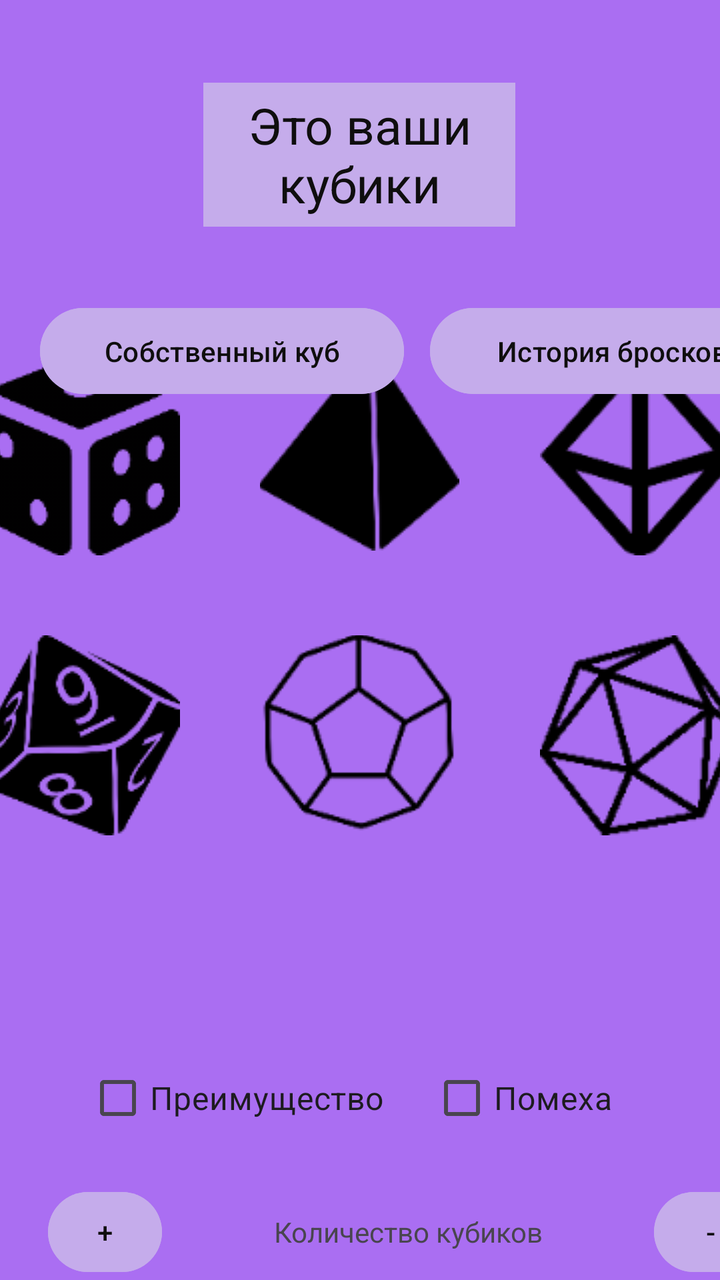
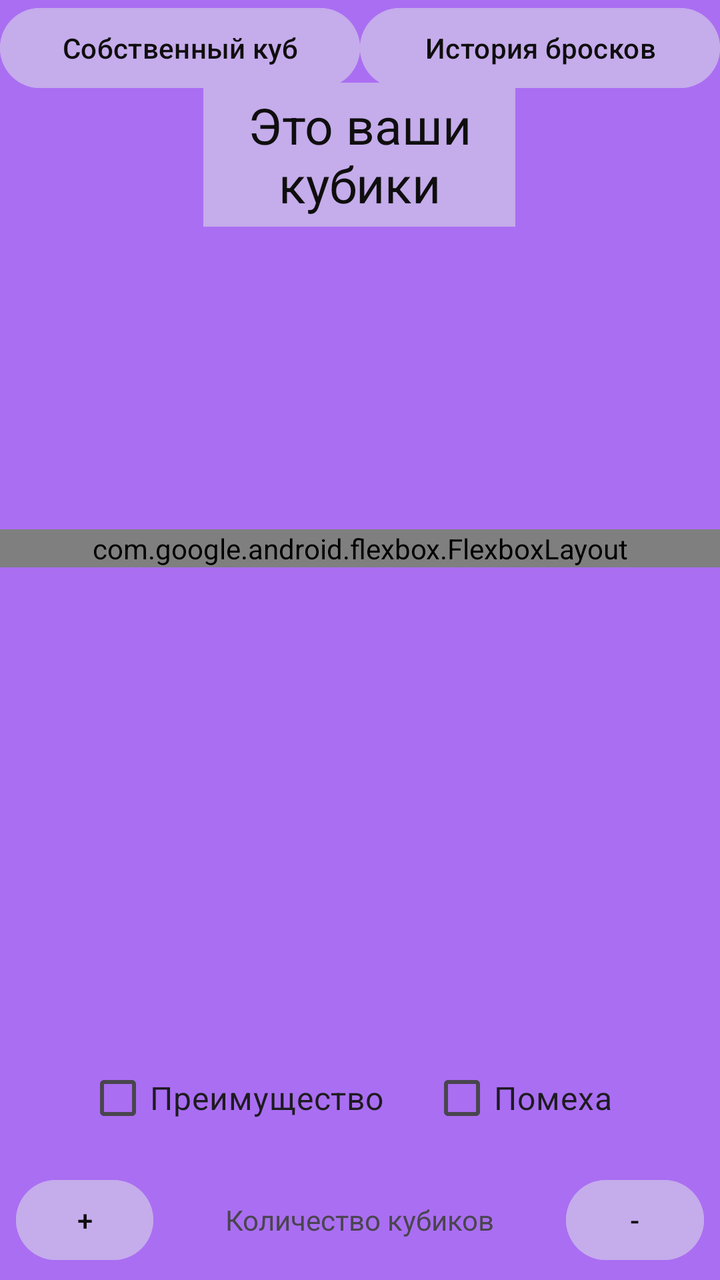

An Android layout rendered at two revisions. The XML below is the earlier revision; the diff shows what the commit changed to produce the second picture.
<!-- AndroidManifest.xml: application theme Theme.DicePool -->
<!-- res/layout/activity_main.xml -->
<?xml version="1.0" encoding="utf-8"?>
<androidx.constraintlayout.widget.ConstraintLayout xmlns:android="http://schemas.android.com/apk/res/android"
    xmlns:app="http://schemas.android.com/apk/res-auto"
    xmlns:tools="http://schemas.android.com/tools"
    android:id="@+id/main"
    android:layout_width="match_parent"
    android:layout_height="match_parent"
    android:background="#D8611616"
    android:backgroundTint="#9B56F0"
    tools:context=".MainActivity">

    <TextView
        android:id="@+id/textView"
        android:layout_width="156dp"
        android:layout_height="72dp"
        android:background="#C5ACEB"
        android:gravity="center"
        android:text="Это ваши кубики"
        android:textColor="#0F0E0E"
        android:textColorHighlight="#662DEB"
        android:textColorHint="#662DEB"
        android:textColorLink="#662DEB"
        android:textSize="25dp"
        app:layout_constraintBottom_toBottomOf="parent"
        app:layout_constraintEnd_toEndOf="parent"
        app:layout_constraintHorizontal_bias="0.498"
        app:layout_constraintStart_toStartOf="parent"
        app:layout_constraintTop_toTopOf="parent"
        app:layout_constraintVertical_bias="0.073" />

    <LinearLayout
        android:layout_width="match_parent"
        android:layout_height="wrap_content"
        android:layout_marginTop="20dp"
        android:layout_marginBottom="4dp"
        android:gravity="center"
        android:orientation="vertical"
        app:layout_constraintBottom_toBottomOf="parent"
        app:layout_constraintEnd_toEndOf="parent"
        app:layout_constraintTop_toTopOf="parent"
        app:layout_constraintVertical_bias="0.41">


        <LinearLayout
            android:id="@+id/linearLayout2"
            android:layout_width="398dp"
            android:layout_height="wrap_content"
            android:gravity="center"
            android:orientation="horizontal">

            <ImageButton
                android:id="@+id/D6"
                android:layout_width="100dp"
                android:layout_height="100dp"
                android:layout_margin="20dp"
                android:backgroundTint="#00FFFFFF"
                android:contentDescription="@string/d6"
                android:src="@drawable/d6"
                android:text="@string/d6"
                android:textAlignment="viewStart"
                android:textDirection="locale" />

            <ImageButton
                android:id="@+id/D4"
                style="@android:style/Widget.ImageButton"
                android:layout_width="100dp"
                android:layout_height="100dp"
                android:layout_margin="20dp"
                android:backgroundTint="#008E4747"
                android:contentDescription="@string/d4"
                android:src="@drawable/d4"
                android:textAlignment="textEnd"
                android:textDirection="anyRtl" />

            <ImageButton
                android:id="@+id/D8"
                android:layout_width="100dp"
                android:layout_height="100dp"
                android:layout_margin="20dp"
                android:backgroundTint="#00FFFFFF"
                android:contentDescription="@string/d8"
                android:src="@drawable/d8" />

        </LinearLayout>

        <LinearLayout
            android:id="@+id/linearLayout"
            android:layout_width="wrap_content"
            android:layout_height="wrap_content"
            android:gravity="center"
            android:orientation="horizontal">

            <ImageButton
                android:id="@+id/D10"
                android:layout_width="100dp"
                android:layout_height="100dp"
                android:layout_margin="20dp"
                android:backgroundTint="#00FFFFFF"
                android:contentDescription="@string/d10"
                android:src="@drawable/d10" />

            <ImageButton
                android:id="@+id/D12"
                style="@android:style/Widget.ImageButton"
                android:layout_width="100dp"
                android:layout_height="100dp"
                android:layout_margin="20dp"
                android:backgroundTint="#008E4747"
                android:contentDescription="@string/d12"
                android:src="@drawable/d12" />

            <ImageButton
                android:id="@+id/D20"
                android:layout_width="100dp"
                android:layout_height="100dp"
                android:layout_margin="20dp"
                android:backgroundTint="#00FFFFFF"
                android:contentDescription="@string/d12"
                android:src="@drawable/d20" />

        </LinearLayout>
    </LinearLayout>

    <LinearLayout
        android:id="@+id/linearCheck"
        android:layout_width="wrap_content"
        android:layout_height="wrap_content"
        android:layout_marginStart="150dp"
        android:layout_marginTop="520dp"
        android:layout_marginEnd="140dp"
        android:gravity="center"
        android:orientation="horizontal"
        app:layout_constraintEnd_toEndOf="parent"
        app:layout_constraintStart_toStartOf="parent"
        app:layout_constraintTop_toTopOf="parent"
        tools:ignore="MissingConstraints">

        <CheckBox
            android:id="@+id/Adv"
            android:layout_width="172dp"
            android:layout_height="58dp"
            android:text="Преимущество"
            android:textSize="16sp"
            tools:layout_editor_absoluteX="76dp"
            tools:layout_editor_absoluteY="520dp" />

        <CheckBox
            android:id="@+id/Disadv"
            android:layout_width="112dp"
            android:layout_height="58dp"
            android:gravity="center_vertical"
            android:text="Помеха"
            android:textSize="16sp"
            tools:layout_editor_absoluteX="76dp"
            tools:layout_editor_absoluteY="520dp" />
    </LinearLayout>

    <LinearLayout
        android:layout_width="373dp"
        android:layout_height="52dp"
        android:layout_marginStart="24dp"
        android:layout_marginTop="592dp"
        android:orientation="horizontal"
        app:layout_constraintStart_toStartOf="parent"
        app:layout_constraintTop_toTopOf="parent"
        tools:ignore="MissingConstraints">

        <Button
            android:id="@+id/Plus1"
            android:layout_width="57dp"
            android:layout_height="wrap_content"
            android:backgroundTint="#C5ACEB"
            android:text="@string/plus"
            android:textColor="#0F0E0E" />

        <TextView
            android:id="@+id/cntofdice"
            android:layout_width="246dp"
            android:layout_height="wrap_content"
            android:gravity="center"
            android:text="Количество кубиков" />

        <Button
            android:id="@+id/Minus1"
            android:layout_width="57dp"
            android:layout_height="wrap_content"
            android:layout_gravity="top"
            android:backgroundTint="#C5ACEB"
            android:text="@string/minus"
            android:textColor="#0F0E0E" />
    </LinearLayout>

    <LinearLayout
        android:layout_width="373dp"
        android:layout_height="52dp"
        android:layout_marginStart="22dp"
        android:layout_marginTop="660dp"
        android:orientation="horizontal"
        app:layout_constraintStart_toStartOf="parent"
        app:layout_constraintTop_toTopOf="parent"
        tools:ignore="MissingConstraints">

        <Button
            android:id="@+id/Plus2"
            android:layout_width="57dp"
            android:layout_height="wrap_content"
            android:layout_marginStart="5dp"
            android:backgroundTint="#C5ACEB"
            android:text="@string/plus"
            android:textColor="#0F0E0E" />

        <TextView
            android:id="@+id/moreres"
            android:layout_width="246dp"
            android:layout_height="wrap_content"
            android:gravity="center"
            android:text="Плюс к значению" />

        <Button
            android:id="@+id/Minus2"
            android:layout_width="57dp"
            android:layout_height="wrap_content"
            android:layout_gravity="top"
            android:backgroundTint="#C5ACEB"
            android:text="@string/minus"
            android:textColor="#0F0E0E" />
    </LinearLayout>

    <Button
        android:id="@+id/Custom"
        android:layout_width="182dp"
        android:layout_height="51dp"
        android:layout_gravity="top"
        android:layout_marginStart="20dp"
        android:layout_marginTop="150dp"
        android:backgroundTint="#C5ACEB"
        android:text="Собственный куб"
        android:textColor="#0F0E0E"
        android:textColorLink="#C5ACEB"
        app:iconTint="#C5ACEB"
        app:layout_constraintStart_toStartOf="parent"
        app:layout_constraintTop_toTopOf="parent"
        tools:ignore="MissingConstraints" />

    <Button
        android:id="@+id/button"
        android:layout_width="182dp"
        android:layout_height="51dp"
        android:layout_gravity="top"
        android:layout_marginStart="215dp"
        android:layout_marginTop="150dp"
        android:backgroundTint="#C5ACEB"
        android:onClick="openSecondActivity"
        android:text="История бросков"
        android:textColor="#0F0E0E"
        app:layout_constraintStart_toStartOf="parent"
        app:layout_constraintTop_toTopOf="parent"
        tools:ignore="MissingConstraints" />


</androidx.constraintlayout.widget.ConstraintLayout>
<!-- resources referenced by this layout -->
<resources>
  <!-- drawable d10: png bitmap (drawable, 5410 bytes) -->
  <!-- drawable d12: png bitmap (drawable, 4969 bytes) -->
  <!-- drawable d20: png bitmap (drawable, 5662 bytes) -->
  <!-- drawable d4: png bitmap (drawable, 2991 bytes) -->
  <!-- drawable d6: png bitmap (drawable, 3173 bytes) -->
  <!-- drawable d8: png bitmap (drawable, 3604 bytes) -->
  <string name="d10">D10</string>
  <string name="d12">D12</string>
  <string name="d4">D4</string>
  <string name="d6">D6</string>
  <string name="d8">D8</string>
  <string name="minus">-</string>
  <string name="plus">+</string>
  <style name="Theme.DicePool" parent="Base.Theme.DicePool" />
  <style name="Base.Theme.DicePool" parent="Theme.Material3.DayNight.NoActionBar">
          
          
      </style>
</resources>

<!-- the commit's change to res/layout/activity_main.xml (unified diff, before → after) -->
@@ -41,18 +41,17 @@
         app:layout_constraintVertical_bias="0.41">
 
 
-        <LinearLayout
-            android:id="@+id/linearLayout2"
-            android:layout_width="398dp"
-            android:layout_height="wrap_content"
-            android:gravity="center"
-            android:orientation="horizontal">
+        <com.google.android.flexbox.FlexboxLayout
+            android:layout_width="match_parent"
+            android:layout_height="wrap_content"
+            app:flexWrap="wrap"
+            app:justifyContent="center">
 
             <ImageButton
                 android:id="@+id/D6"
                 android:layout_width="100dp"
                 android:layout_height="100dp"
-                android:layout_margin="20dp"
+                android:layout_margin="10dp"
                 android:backgroundTint="#00FFFFFF"
                 android:contentDescription="@string/d6"
                 android:src="@drawable/d6"
@@ -65,7 +64,7 @@
                 style="@android:style/Widget.ImageButton"
                 android:layout_width="100dp"
                 android:layout_height="100dp"
-                android:layout_margin="20dp"
+                android:layout_margin="10dp"
                 android:backgroundTint="#008E4747"
                 android:contentDescription="@string/d4"
                 android:src="@drawable/d4"
@@ -76,25 +75,15 @@
                 android:id="@+id/D8"
                 android:layout_width="100dp"
                 android:layout_height="100dp"
-                android:layout_margin="20dp"
+                android:layout_margin="10dp"
                 android:backgroundTint="#00FFFFFF"
                 android:contentDescription="@string/d8"
                 android:src="@drawable/d8" />
-
-        </LinearLayout>
-
-        <LinearLayout
-            android:id="@+id/linearLayout"
-            android:layout_width="wrap_content"
-            android:layout_height="wrap_content"
-            android:gravity="center"
-            android:orientation="horizontal">
-
             <ImageButton
                 android:id="@+id/D10"
                 android:layout_width="100dp"
                 android:layout_height="100dp"
-                android:layout_margin="20dp"
+                android:layout_margin="10dp"
                 android:backgroundTint="#00FFFFFF"
                 android:contentDescription="@string/d10"
                 android:src="@drawable/d10" />
@@ -104,7 +93,7 @@
                 style="@android:style/Widget.ImageButton"
                 android:layout_width="100dp"
                 android:layout_height="100dp"
-                android:layout_margin="20dp"
+                android:layout_margin="10dp"
                 android:backgroundTint="#008E4747"
                 android:contentDescription="@string/d12"
                 android:src="@drawable/d12" />
@@ -113,12 +102,12 @@
                 android:id="@+id/D20"
                 android:layout_width="100dp"
                 android:layout_height="100dp"
-                android:layout_margin="20dp"
+                android:layout_margin="10dp"
                 android:backgroundTint="#00FFFFFF"
                 android:contentDescription="@string/d12"
                 android:src="@drawable/d20" />
 
-        </LinearLayout>
+        </com.google.android.flexbox.FlexboxLayout>
     </LinearLayout>
 
     <LinearLayout
@@ -156,104 +145,106 @@
     </LinearLayout>
 
     <LinearLayout
-        android:layout_width="373dp"
-        android:layout_height="52dp"
-        android:layout_marginStart="24dp"
-        android:layout_marginTop="592dp"
+        android:id="@+id/diceControls"
+        android:layout_width="0dp"
+        android:layout_height="wrap_content"
         android:orientation="horizontal"
-        app:layout_constraintStart_toStartOf="parent"
-        app:layout_constraintTop_toTopOf="parent"
-        tools:ignore="MissingConstraints">
+        android:padding="8dp"
+
+        app:layout_constraintTop_toBottomOf="@id/linearCheck"
+        app:layout_constraintStart_toStartOf="parent"
+        app:layout_constraintEnd_toEndOf="parent">
 
         <Button
             android:id="@+id/Plus1"
-            android:layout_width="57dp"
-            android:layout_height="wrap_content"
-            android:backgroundTint="#C5ACEB"
+            android:layout_width="0dp"
+            android:layout_height="wrap_content"
+            android:layout_weight="1"
             android:text="@string/plus"
-            android:textColor="#0F0E0E" />
+            android:textColor="#0F0E0E"
+            android:backgroundTint="#C5ACEB"/>
 
         <TextView
             android:id="@+id/cntofdice"
-            android:layout_width="246dp"
-            android:layout_height="wrap_content"
+            android:layout_width="0dp"
+            android:layout_height="wrap_content"
+            android:layout_weight="3"
             android:gravity="center"
             android:text="Количество кубиков" />
 
         <Button
             android:id="@+id/Minus1"
-            android:layout_width="57dp"
-            android:layout_height="wrap_content"
-            android:layout_gravity="top"
-            android:backgroundTint="#C5ACEB"
+            android:layout_width="0dp"
+            android:layout_height="wrap_content"
+            android:layout_weight="1"
             android:text="@string/minus"
-            android:textColor="#0F0E0E" />
-    </LinearLayout>
-
-    <LinearLayout
-        android:layout_width="373dp"
-        android:layout_height="52dp"
-        android:layout_marginStart="22dp"
-        android:layout_marginTop="660dp"
+            android:textColor="#0F0E0E"
+            android:backgroundTint="#C5ACEB"/>
+
+    </LinearLayout>
+
+    <LinearLayout
+        android:layout_width="0dp"
+        android:layout_height="wrap_content"
         android:orientation="horizontal"
-        app:layout_constraintStart_toStartOf="parent"
-        app:layout_constraintTop_toTopOf="parent"
-        tools:ignore="MissingConstraints">
+        android:padding="8dp"
+
+        app:layout_constraintTop_toBottomOf="@id/diceControls"
+        app:layout_constraintStart_toStartOf="parent"
+        app:layout_constraintEnd_toEndOf="parent">
 
         <Button
             android:id="@+id/Plus2"
-            android:layout_width="57dp"
-            android:layout_height="wrap_content"
-            android:layout_marginStart="5dp"
-            android:backgroundTint="#C5ACEB"
+            android:layout_width="0dp"
+            android:layout_height="wrap_content"
+            android:layout_weight="1"
             android:text="@string/plus"
-            android:textColor="#0F0E0E" />
+            android:textColor="#0F0E0E"
+            android:backgroundTint="#C5ACEB" />
 
         <TextView
             android:id="@+id/moreres"
-            android:layout_width="246dp"
-            android:layout_height="wrap_content"
+            android:layout_width="0dp"
+            android:layout_height="wrap_content"
+            android:layout_weight="3"
             android:gravity="center"
             android:text="Плюс к значению" />
 
         <Button
             android:id="@+id/Minus2"
-            android:layout_width="57dp"
-            android:layout_height="wrap_content"
-            android:layout_gravity="top"
-            android:backgroundTint="#C5ACEB"
+            android:layout_width="0dp"
+            android:layout_height="wrap_content"
+            android:layout_weight="1"
             android:text="@string/minus"
-            android:textColor="#0F0E0E" />
+            android:textColor="#0F0E0E"
+            android:backgroundTint="#C5ACEB" />
+
     </LinearLayout>
 
     <Button
         android:id="@+id/Custom"
-        android:layout_width="182dp"
-        android:layout_height="51dp"
-        android:layout_gravity="top"
-        android:layout_marginStart="20dp"
-        android:layout_marginTop="150dp"
+        android:layout_width="0dp"
+        android:layout_height="wrap_content"
         android:backgroundTint="#C5ACEB"
         android:text="Собственный куб"
         android:textColor="#0F0E0E"
         android:textColorLink="#C5ACEB"
         app:iconTint="#C5ACEB"
         app:layout_constraintStart_toStartOf="parent"
+        app:layout_constraintEnd_toStartOf="@id/button"
         app:layout_constraintTop_toTopOf="parent"
         tools:ignore="MissingConstraints" />
 
     <Button
         android:id="@+id/button"
-        android:layout_width="182dp"
-        android:layout_height="51dp"
-        android:layout_gravity="top"
-        android:layout_marginStart="215dp"
-        android:layout_marginTop="150dp"
+        android:layout_width="0dp"
+        android:layout_height="wrap_content"
         android:backgroundTint="#C5ACEB"
         android:onClick="openSecondActivity"
         android:text="История бросков"
         android:textColor="#0F0E0E"
-        app:layout_constraintStart_toStartOf="parent"
+        app:layout_constraintStart_toEndOf="@id/Custom"
+        app:layout_constraintEnd_toEndOf="parent"
         app:layout_constraintTop_toTopOf="parent"
         tools:ignore="MissingConstraints" />
 
